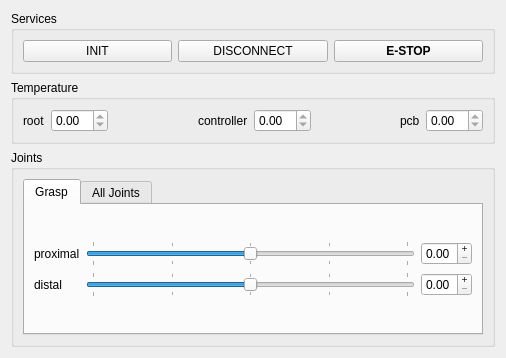
Qt form resource/ui/SchunkJoints.ui (christian-rauch/schunk_ui) before a commit.
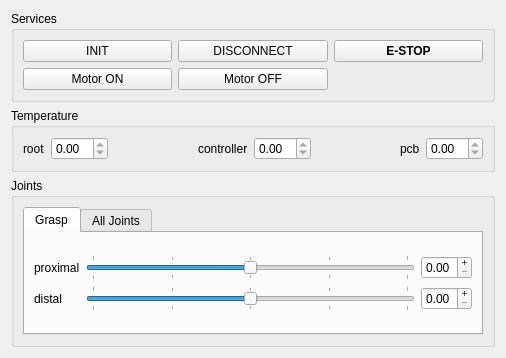
The same form after that commit.

Commit message: switch motor power on/off

The edit to the form file:
```diff
--- a/resource/ui/SchunkJoints.ui
+++ b/resource/ui/SchunkJoints.ui
@@ -47,6 +47,20 @@
         </property>
        </widget>
       </item>
+      <item row="1" column="0">
+       <widget class="QPushButton" name="button_motor_on">
+        <property name="text">
+         <string>Motor ON</string>
+        </property>
+       </widget>
+      </item>
+      <item row="1" column="1">
+       <widget class="QPushButton" name="button_motor_off">
+        <property name="text">
+         <string>Motor OFF</string>
+        </property>
+       </widget>
+      </item>
      </layout>
     </widget>
    </item>
```
The commit also changes 1 other file.
